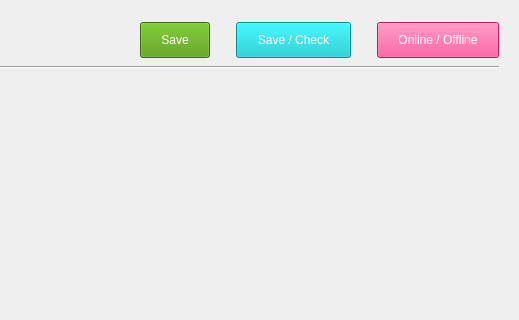
Qt form src/gui/sh_screen.ui (hoangtu92/calomni_software) before a commit; both pictures show x 468 to 987 and y 0 to 320 of the 987 by 1035 pixel window.
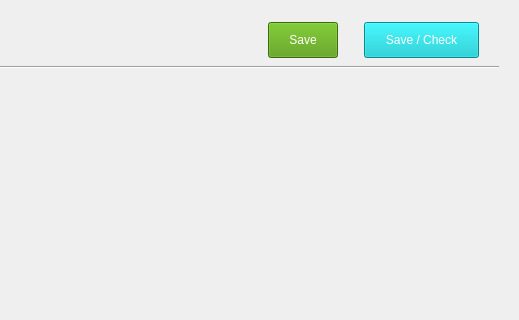
The same form after that commit. Icons and pictures are not drawn.

```diff
--- a/src/gui/sh_screen.ui
+++ b/src/gui/sh_screen.ui
@@ -399,21 +399,6 @@
                 </property>
                </spacer>
               </item>
-              <item>
-               <widget class="QPushButton" name="online_offline_btn">
-                <property name="styleSheet">
-                 <string notr="true">background-color: #ff257e;
-color: white;
-padding: 10px 20px;</string>
-                </property>
-                <property name="text">
-                 <string>Online / Offline</string>
-                </property>
-                <property name="flat">
-                 <bool>false</bool>
-                </property>
-               </widget>
-              </item>
              </layout>
             </item>
             <item>
```
Left out of the diff: 8 changed lines with no effect on the pictures.
